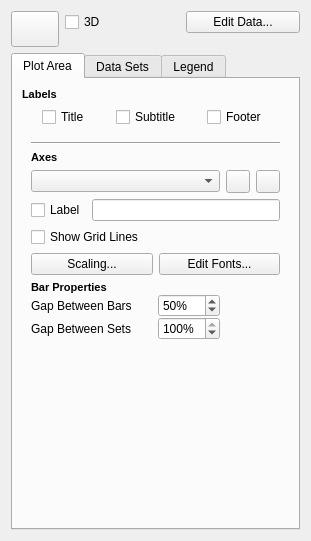
The window that plugins/chartshape/ChartConfigWidget.ui (KDE/calligra) describes before a commit, drawn with Qt 5.
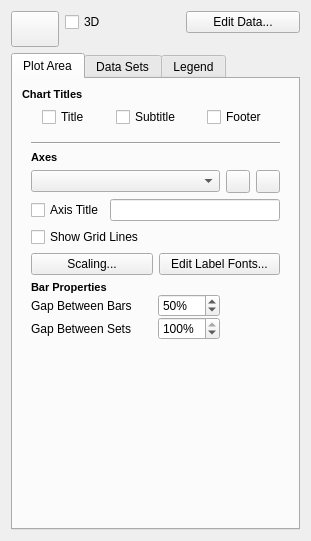
The same window after the commit. Icons and pictures are not drawn. Custom widgets are drawn as their Qt base class.

Commit message: Chart: Use labels for axis labels and title for all titles

The edit to the form file:
```diff
--- a/plugins/chartshape/ChartConfigWidget.ui
+++ b/plugins/chartshape/ChartConfigWidget.ui
@@ -48,8 +48,8 @@
           <string>&lt;!DOCTYPE HTML PUBLIC &quot;-//W3C//DTD HTML 4.0//EN&quot; &quot;http://www.w3.org/TR/REC-html40/strict.dtd&quot;&gt;
 &lt;html&gt;&lt;head&gt;&lt;meta name=&quot;qrichtext&quot; content=&quot;1&quot; /&gt;&lt;style type=&quot;text/css&quot;&gt;
 p, li { white-space: pre-wrap; }
-&lt;/style&gt;&lt;/head&gt;&lt;body style=&quot; font-family:'Sans Serif'; font-size:10pt; font-weight:400; font-style:normal;&quot;&gt;
-&lt;p style=&quot; margin-top:0px; margin-bottom:0px; margin-left:0px; margin-right:0px; -qt-block-indent:0; text-indent:0px; font-size:8pt;&quot;&gt;&lt;span style=&quot; font-weight:600;&quot;&gt;Labels&lt;/span&gt;&lt;/p&gt;&lt;/body&gt;&lt;/html&gt;</string>
+&lt;/style&gt;&lt;/head&gt;&lt;body style=&quot; font-family:'Noto Sans'; font-size:10pt; font-weight:400; font-style:normal;&quot;&gt;
+&lt;p style=&quot; margin-top:0px; margin-bottom:0px; margin-left:0px; margin-right:0px; -qt-block-indent:0; text-indent:0px;&quot;&gt;&lt;span style=&quot; font-family:'Sans Serif'; font-size:8pt; font-weight:600;&quot;&gt;Chart Titles&lt;/span&gt;&lt;/p&gt;&lt;/body&gt;&lt;/html&gt;</string>
          </property>
         </widget>
        </item>
@@ -139,7 +139,7 @@
             <item>
              <widget class="QCheckBox" name="axisShowTitle">
               <property name="text">
-               <string>Label</string>
+               <string>Axis Title</string>
               </property>
              </widget>
             </item>
@@ -167,7 +167,7 @@
             <item>
              <widget class="QPushButton" name="axisEditFontButton">
               <property name="text">
-               <string>Edit Fonts...</string>
+               <string>Edit Label Fonts...</string>
               </property>
              </widget>
             </item>
```
